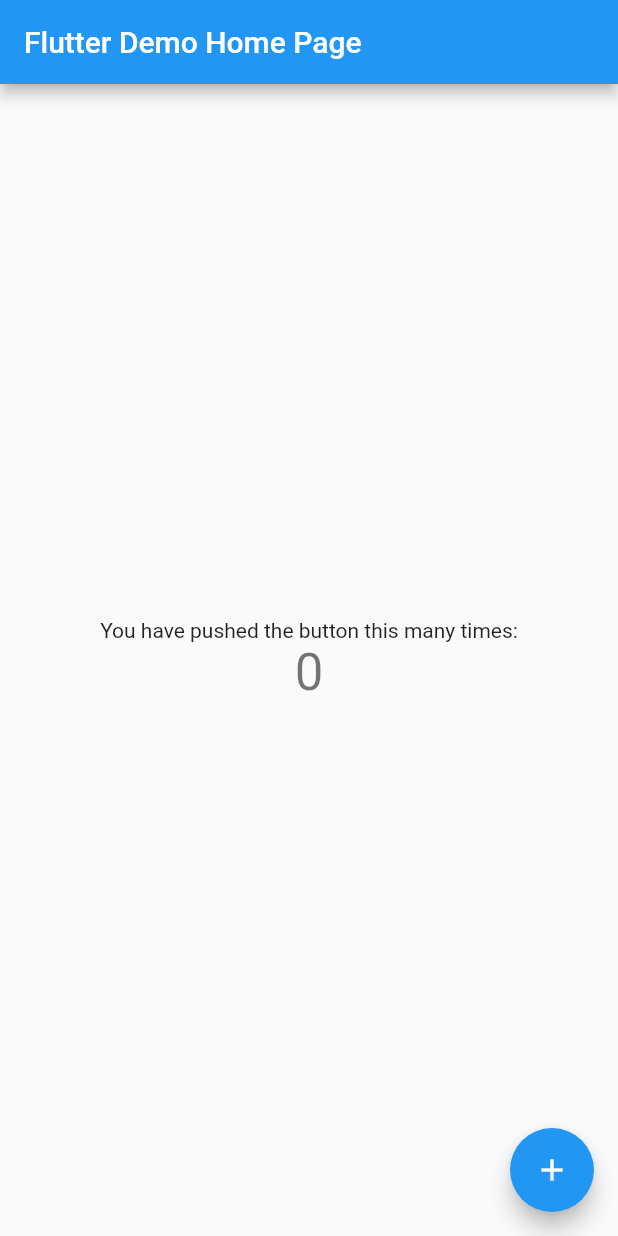
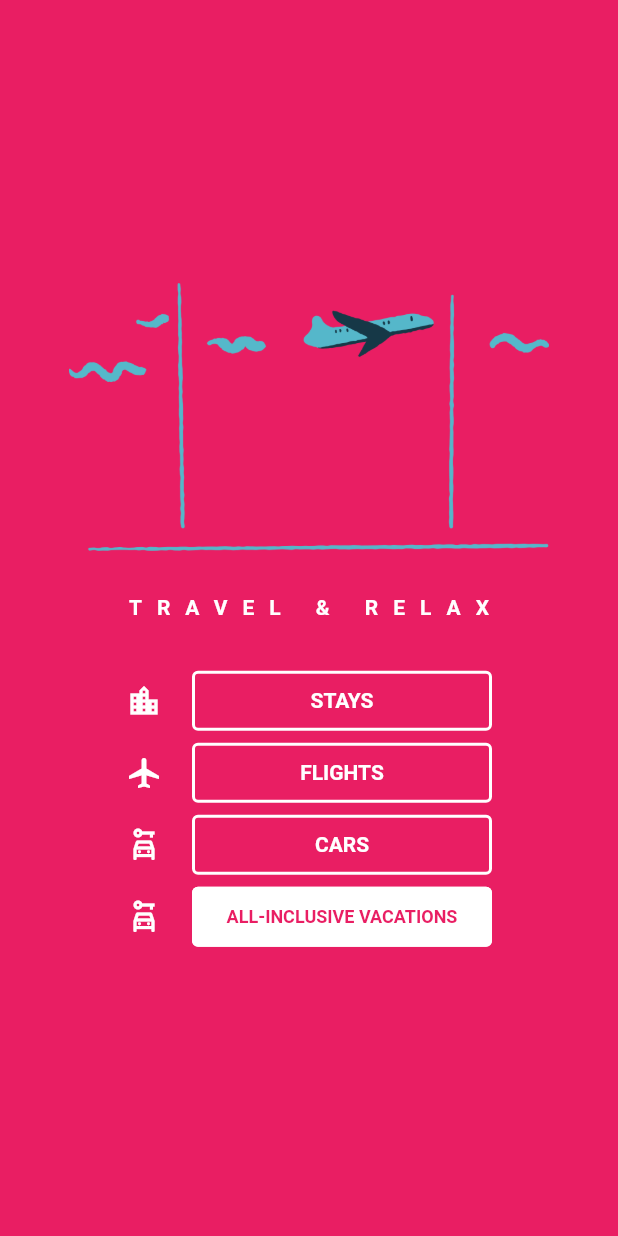
Before and after one commit to irfan87/travel_app_ui, a Flutter app: the screen it shows after launch, on a phone screen of 412 x 824 dp. Run offline on Flutter 3.47's test engine with Material 2 defaults, Android fonts, the phone set to English and light mode, and no system bars.

Commit message:
done travel app ui with flutter

```diff
--- a/lib/main.dart
+++ b/lib/main.dart
@@ -1,115 +1,192 @@
 import 'package:flutter/material.dart';
 
 void main() {
-  runApp(const MyApp());
+  runApp(const TravelApp());
 }
 
-class MyApp extends StatelessWidget {
-  const MyApp({Key? key}) : super(key: key);
+class TravelApp extends StatelessWidget {
+  const TravelApp({Key? key}) : super(key: key);
 
-  // This widget is the root of your application.
   @override
   Widget build(BuildContext context) {
     return MaterialApp(
-      title: 'Flutter Demo',
-      theme: ThemeData(
-        // This is the theme of your application.
-        //
-        // Try running your application with "flutter run". You'll see the
-        // application has a blue toolbar. Then, without quitting the app, try
-        // changing the primarySwatch below to Colors.green and then invoke
-        // "hot reload" (press "r" in the console where you ran "flutter run",
-        // or simply save your changes to "hot reload" in a Flutter IDE).
-        // Notice that the counter didn't reset back to zero; the application
-        // is not restarted.
-        primarySwatch: Colors.blue,
+      debugShowCheckedModeBanner: false,
+      home: Scaffold(
+        backgroundColor: Colors.pink,
+        body: SafeArea(
+          child: Center(
+            child: SingleChildScrollView(
+              child: Column(
+                mainAxisAlignment: MainAxisAlignment.center,
+                children: [
+                  Image.asset(
+                    "images/plane.png",
+                    width: 320.0,
                   ),
-      home: const MyHomePage(title: 'Flutter Demo Home Page'),
-    );
-  }
-}
-
-class MyHomePage extends StatefulWidget {
-  const MyHomePage({Key? key, required this.title}) : super(key: key);
-
-  // This widget is the home page of your application. It is stateful, meaning
-  // that it has a State object (defined below) that contains fields that affect
-  // how it looks.
-
-  // This class is the configuration for the state. It holds the values (in this
-  // case the title) provided by the parent (in this case the App widget) and
-  // used by the build method of the State. Fields in a Widget subclass are
-  // always marked "final".
-
-  final String title;
-
-  @override
-  State<MyHomePage> createState() => _MyHomePageState();
-}
-
-class _MyHomePageState extends State<MyHomePage> {
-  int _counter = 0;
-
-  void _incrementCounter() {
-    setState(() {
-      // This call to setState tells the Flutter framework that something has
-      // changed in this State, which causes it to rerun the build method below
-      // so that the display can reflect the updated values. If we changed
-      // _counter without calling setState(), then the build method would not be
-      // called again, and so nothing would appear to happen.
-      _counter++;
-    });
-  }
-
-  @override
-  Widget build(BuildContext context) {
-    // This method is rerun every time setState is called, for instance as done
-    // by the _incrementCounter method above.
-    //
-    // The Flutter framework has been optimized to make rerunning build methods
-    // fast, so that you can just rebuild anything that needs updating rather
-    // than having to individually change instances of widgets.
-    return Scaffold(
-      appBar: AppBar(
-        // Here we take the value from the MyHomePage object that was created by
-        // the App.build method, and use it to set our appbar title.
-        title: Text(widget.title),
-      ),
-      body: Center(
-        // Center is a layout widget. It takes a single child and positions it
-        // in the middle of the parent.
-        child: Column(
-          // Column is also a layout widget. It takes a list of children and
-          // arranges them vertically. By default, it sizes itself to fit its
-          // children horizontally, and tries to be as tall as its parent.
-          //
-          // Invoke "debug painting" (press "p" in the console, choose the
-          // "Toggle Debug Paint" action from the Flutter Inspector in Android
-          // Studio, or the "Toggle Debug Paint" command in Visual Studio Code)
-          // to see the wireframe for each widget.
-          //
-          // Column has various properties to control how it sizes itself and
-          // how it positions its children. Here we use mainAxisAlignment to
-          // center the children vertically; the main axis here is the vertical
-          // axis because Columns are vertical (the cross axis would be
-          // horizontal).
-          mainAxisAlignment: MainAxisAlignment.center,
-          children: <Widget>[
-            const Text(
-              'You have pushed the button this many times:',
+                  SizedBox(
+                    height: 30.0,
                   ),
                   Text(
-              '$_counter',
-              style: Theme.of(context).textTheme.headline4,
+                    "travel & relax".toUpperCase(),
+                    style: TextStyle(
+                      color: Colors.white,
+                      fontWeight: FontWeight.bold,
+                      letterSpacing: 10.0,
+                    ),
+                  ),
+                  SizedBox(
+                    height: 30.0,
+                  ),
+                  Column(
+                    mainAxisAlignment: MainAxisAlignment.center,
+                    children: [
+                      Row(
+                        mainAxisAlignment: MainAxisAlignment.center,
+                        children: [
+                          Icon(
+                            Icons.location_city_outlined,
+                            color: Colors.white,
+                          ),
+                          SizedBox(
+                            height: 2.0,
+                            width: 20.0,
+                          ),
+                          OutlinedButton(
+                            onPressed: () {
+                              print("Stays");
+                            },
+                            child: Text(
+                              "stays".toUpperCase(),
+                            ),
+                            style: OutlinedButton.styleFrom(
+                              primary: Colors.white,
+                              side: BorderSide(
+                                color: Colors.white,
+                                width: 2.0,
+                              ),
+                              textStyle: TextStyle(
+                                fontWeight: FontWeight.bold,
+                              ),
+                              minimumSize: Size(
+                                200.0,
+                                40.0,
+                              ),
+                            ),
+                          ),
+                        ],
+                      ),
+                      Row(
+                        mainAxisAlignment: MainAxisAlignment.center,
+                        children: [
+                          Icon(
+                            Icons.airplanemode_active_outlined,
+                            color: Colors.white,
+                          ),
+                          SizedBox(
+                            width: 20.0,
+                          ),
+                          OutlinedButton(
+                            onPressed: () {
+                              print("Flights");
+                            },
+                            child: Text(
+                              "flights".toUpperCase(),
+                            ),
+                            style: OutlinedButton.styleFrom(
+                              primary: Colors.white,
+                              side: BorderSide(
+                                color: Colors.white,
+                                width: 2.0,
+                              ),
+                              textStyle: TextStyle(
+                                fontWeight: FontWeight.bold,
+                              ),
+                              minimumSize: Size(
+                                200.0,
+                                40.0,
+                              ),
+                            ),
+                          ),
+                        ],
+                      ),
+                      Row(
+                        mainAxisAlignment: MainAxisAlignment.center,
+                        children: [
+                          Icon(
+                            Icons.car_rental_outlined,
+                            color: Colors.white,
+                          ),
+                          SizedBox(
+                            width: 20.0,
+                          ),
+                          OutlinedButton(
+                            onPressed: () {
+                              print("cars");
+                            },
+                            child: Text(
+                              "cars".toUpperCase(),
+                            ),
+                            style: OutlinedButton.styleFrom(
+                              primary: Colors.white,
+                              side: BorderSide(
+                                color: Colors.white,
+                                width: 2.0,
+                              ),
+                              textStyle: TextStyle(
+                                fontWeight: FontWeight.bold,
+                              ),
+                              minimumSize: Size(
+                                200.0,
+                                40.0,
+                              ),
+                            ),
+                          ),
+                        ],
+                      ),
+                      Row(
+                        mainAxisAlignment: MainAxisAlignment.center,
+                        children: [
+                          Icon(
+                            Icons.car_rental_outlined,
+                            color: Colors.white,
+                          ),
+                          SizedBox(
+                            width: 20.0,
+                          ),
+                          OutlinedButton(
+                            onPressed: () {
+                              print("all-inclusive vacations");
+                            },
+                            child: Text(
+                              "all-inclusive vacations".toUpperCase(),
+                            ),
+                            style: OutlinedButton.styleFrom(
+                              primary: Colors.pink,
+                              side: BorderSide(
+                                color: Colors.white,
+                                width: 2.0,
+                              ),
+                              textStyle: TextStyle(
+                                fontWeight: FontWeight.bold,
+                                fontSize: 12.0,
+                              ),
+                              backgroundColor: Colors.white,
+                              minimumSize: Size(
+                                200.0,
+                                40.0,
+                              ),
+                            ),
+                          ),
+                        ],
+                      ),
+                    ],
                   ),
                 ],
               ),
             ),
-      floatingActionButton: FloatingActionButton(
-        onPressed: _incrementCounter,
-        tooltip: 'Increment',
-        child: const Icon(Icons.add),
-      ), // This trailing comma makes auto-formatting nicer for build methods.
+          ),
+        ),
+      ),
     );
   }
 }
--- a/pubspec.yaml
+++ b/pubspec.yaml
@@ -58,8 +58,8 @@ flutter:
   uses-material-design: true
 
   # To add assets to your application, add an assets section, like this:
-  # assets:
-  #   - images/a_dot_burr.jpeg
+  assets:
+    - images/plane.png
   #   - images/a_dot_ham.jpeg
 
   # An image asset can refer to one or more resolution-specific "variants", see
```
Also changed, not shown: images/plane.png (added). Lines whose indentation alone changed are shown as unchanged.
